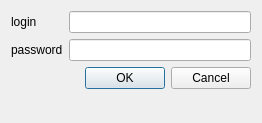
First picture: the form in src/client/gui/accountconnection.ui, repository sush/Live-Jamming, before the edit.
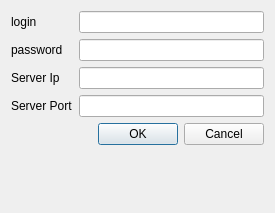
Second picture: the form after the edit.

What changed in the file:
```diff
--- a/src/client/gui/accountconnection.ui
+++ b/src/client/gui/accountconnection.ui
@@ -6,8 +6,8 @@
    <rect>
     <x>0</x>
     <y>0</y>
-    <width>262</width>
-    <height>123</height>
+    <width>275</width>
+    <height>213</height>
    </rect>
   </property>
   <property name="windowTitle">
@@ -37,7 +37,27 @@
    <item row="3" column="1">
     <widget class="QLineEdit" name="passwordLineEdit"/>
    </item>
-   <item row="4" column="1">
+   <item row="5" column="1">
+    <widget class="QLineEdit" name="serverIpLineEdit"/>
+   </item>
+   <item row="5" column="0">
+    <widget class="QLabel" name="serverIpLabel">
+     <property name="text">
+      <string>Server Ip</string>
+     </property>
+    </widget>
+   </item>
+   <item row="7" column="1">
+    <widget class="QLineEdit" name="serverPortLineEdit"/>
+   </item>
+   <item row="7" column="0">
+    <widget class="QLabel" name="serverPortLabel">
+     <property name="text">
+      <string>Server Port</string>
+     </property>
+    </widget>
+   </item>
+   <item row="10" column="1">
     <widget class="QDialogButtonBox" name="buttonBox">
      <property name="orientation">
       <enum>Qt::Horizontal</enum>
```
